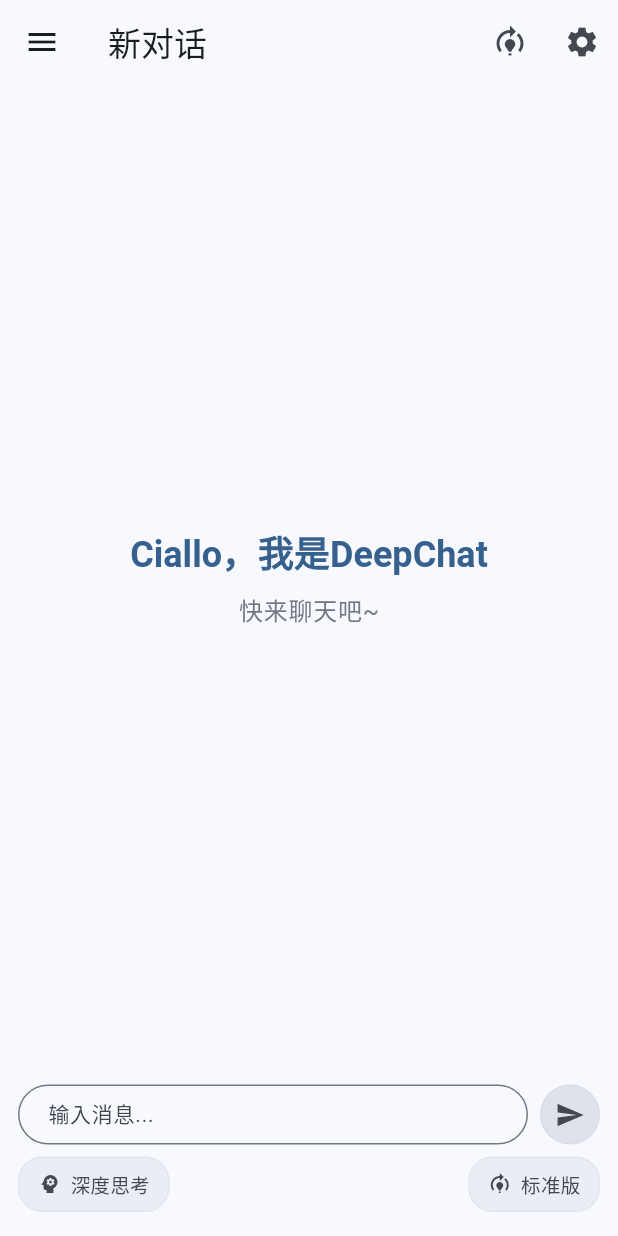
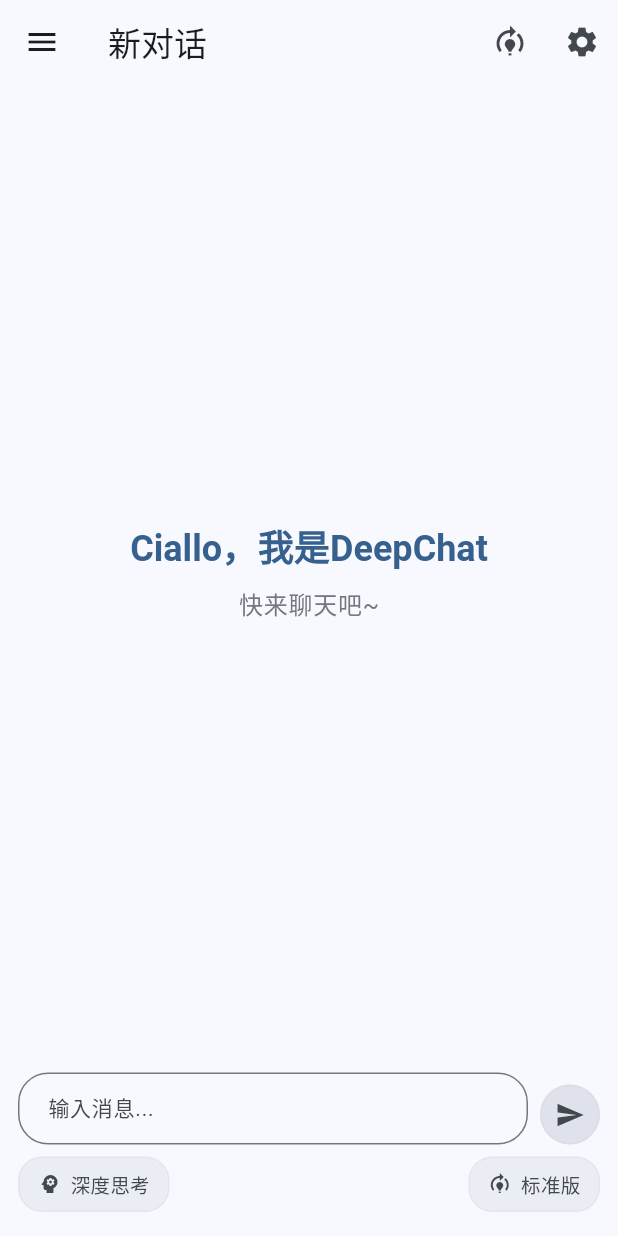
Before and after one commit to mikufoxxx/deepchat, a Flutter app: the screen it shows after launch, on a phone screen of 412 x 824 dp. Run offline on Flutter 3.47's test engine with Material 3 defaults, Android fonts, the phone set to English and light mode, and no system bars; our stand-ins replace flutter_animate, flutter_markdown, image_picker, package_info_plus, shared_preferences; missing offline and left inert: flutter_tesseract_ocr, markdown.

```diff
--- a/lib/widgets/chat_input.dart
+++ b/lib/widgets/chat_input.dart
@@ -38,16 +38,19 @@ class _ChatInputState extends State<ChatInput> {
         mainAxisSize: MainAxisSize.min,
         children: [
           Row(
-            crossAxisAlignment: CrossAxisAlignment.center,
+            crossAxisAlignment: CrossAxisAlignment.end,
             children: [
               Expanded(
-                child: SizedBox(
-                  height: 40,
+                child: ConstrainedBox(
+                  constraints: BoxConstraints(
+                    maxHeight: 120,
+                  ),
                   child: TextField(
                     controller: _controller,
                     focusNode: _focusNode,
                     keyboardType: TextInputType.multiline,
-                    maxLines: 1,
+                    maxLines: null,
+                    minLines: 1,
                     style: TextStyle(fontSize: 14),
                     onChanged: (text) {
                       setState(() {
```
